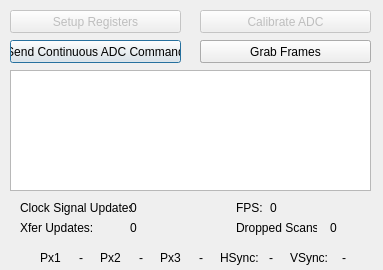
This is FG_Controls.ui in acorver/SpikeGL as Qt 5 draws it before an edit. The edited form follows.
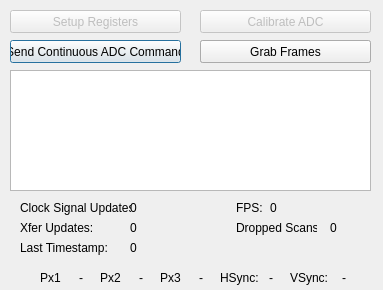
This is the edited form.

Commit message: added threaded channel reoder 'ScanMapper' to PagedScanWriter.  FG_SpikeGL.exe subproccess now reorders channel data per whatever custom mapping in a performant, multi-threaded manner.  Also reading timestamp from fgrabber frames.

What changed in the file:
```diff
--- a/FG_Controls.ui
+++ b/FG_Controls.ui
@@ -7,7 +7,7 @@
     <x>0</x>
     <y>0</y>
     <width>383</width>
-    <height>270</height>
+    <height>290</height>
    </rect>
   </property>
   <property name="sizePolicy">
@@ -19,13 +19,13 @@
   <property name="minimumSize">
    <size>
     <width>383</width>
-    <height>270</height>
+    <height>290</height>
    </size>
   </property>
   <property name="maximumSize">
    <size>
     <width>383</width>
-    <height>270</height>
+    <height>290</height>
    </size>
   </property>
   <property name="baseSize">
@@ -112,7 +112,7 @@
    <property name="geometry">
     <rect>
      <x>40</x>
-     <y>250</y>
+     <y>270</y>
      <width>21</width>
      <height>16</height>
     </rect>
@@ -125,7 +125,7 @@
    <property name="geometry">
     <rect>
      <x>70</x>
-     <y>250</y>
+     <y>270</y>
      <width>22</width>
      <height>16</height>
     </rect>
@@ -141,7 +141,7 @@
    <property name="geometry">
     <rect>
      <x>130</x>
-     <y>250</y>
+     <y>270</y>
      <width>22</width>
      <height>16</height>
     </rect>
@@ -157,7 +157,7 @@
    <property name="geometry">
     <rect>
      <x>100</x>
-     <y>250</y>
+     <y>270</y>
      <width>21</width>
      <height>16</height>
     </rect>
@@ -170,7 +170,7 @@
    <property name="geometry">
     <rect>
      <x>190</x>
-     <y>250</y>
+     <y>270</y>
      <width>22</width>
      <height>16</height>
     </rect>
@@ -186,7 +186,7 @@
    <property name="geometry">
     <rect>
      <x>160</x>
-     <y>250</y>
+     <y>270</y>
      <width>21</width>
      <height>16</height>
     </rect>
@@ -199,7 +199,7 @@
    <property name="geometry">
     <rect>
      <x>260</x>
-     <y>250</y>
+     <y>270</y>
      <width>22</width>
      <height>16</height>
     </rect>
@@ -215,7 +215,7 @@
    <property name="geometry">
     <rect>
      <x>220</x>
-     <y>250</y>
+     <y>270</y>
      <width>41</width>
      <height>16</height>
     </rect>
@@ -228,7 +228,7 @@
    <property name="geometry">
     <rect>
      <x>333</x>
-     <y>250</y>
+     <y>270</y>
      <width>22</width>
      <height>16</height>
     </rect>
@@ -244,7 +244,7 @@
    <property name="geometry">
     <rect>
      <x>290</x>
-     <y>250</y>
+     <y>270</y>
      <width>41</width>
      <height>16</height>
     </rect>
@@ -413,6 +413,35 @@
     <string>Send STOP</string>
    </property>
   </widget>
+  <widget class="QLabel" name="timesampLbl_2">
+   <property name="geometry">
+    <rect>
+     <x>20</x>
+     <y>240</y>
+     <width>107</width>
+     <height>16</height>
+    </rect>
+   </property>
+   <property name="text">
+    <string>Last Timestamp:</string>
+   </property>
+  </widget>
+  <widget class="QLabel" name="timestampLbl">
+   <property name="geometry">
+    <rect>
+     <x>130</x>
+     <y>240</y>
+     <width>201</width>
+     <height>16</height>
+    </rect>
+   </property>
+   <property name="text">
+    <string>0</string>
+   </property>
+   <property name="scaledContents">
+    <bool>false</bool>
+   </property>
+  </widget>
   <zorder>stopGrabBut</zorder>
   <zorder>textEdit</zorder>
   <zorder>contAdcBut</zorder>
```
Left out of the diff: 4 changed lines with no effect on the pictures. The commit also changes 13 other files.
